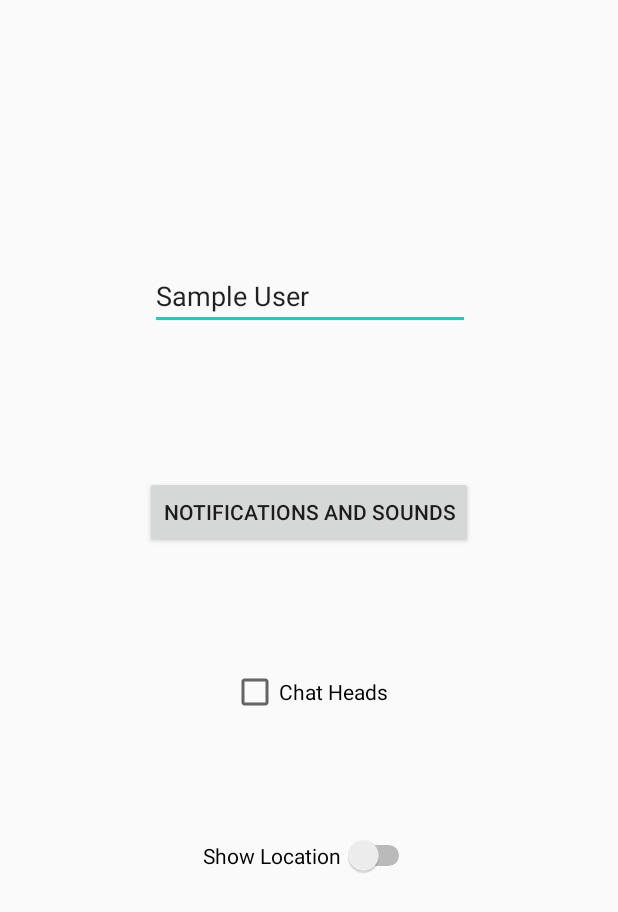
After one commit to Jeren-Mckey/Pento, an Android app: the SettingsActivity screen opened directly, with no data from a screen before it, on a phone screen of 412 x 824 dp. The commit adds this screen. Shown: the top 912 px of the screen. Run offline under Robolectric (Android 15) with nearby library versions, the phone set to English and light mode, and no system bars.

Commit message:
Initial Settings Screen

```diff
--- a/PentoSource/app/src/main/AndroidManifest.xml
+++ b/PentoSource/app/src/main/AndroidManifest.xml
@@ -18,6 +18,12 @@
                 <category android:name="android.intent.category.LAUNCHER" />
             </intent-filter>
         </activity>
+
+        <activity
+            android:name=".SettingsActivity"
+            android:label="@string/app_name">
+        </activity>
+
     </application>
 
 </manifest>
--- /dev/null
+++ b/PentoSource/app/src/main/java/com/example/pento/SettingsActivity.java
@@ -0,0 +1,44 @@
+package com.example.pento;
+
+import android.app.Activity;
+import android.os.Bundle;
+import android.view.View;
+import android.widget.Button;
+import android.widget.CheckBox;
+import android.widget.Switch;
+import android.widget.Toast;
+
+public class SettingsActivity extends Activity {
+
+    @Override
+    public void onCreate(Bundle savedInstanceState) {
+        super.onCreate(savedInstanceState);
+        setContentView(R.layout.settings);
+
+        final Button notficationsAndSounds = findViewById(R.id.notificationsAndSounds);
+        final CheckBox chatHeads = findViewById(R.id.chatHeads);
+        final Switch showLocation = findViewById(R.id.showLocation);
+
+    }
+
+    public void notificationsAndSounds(View v){
+        if(v.getId() == R.id.notificationsAndSounds){
+            Toast.makeText(SettingsActivity.this, "Notifications and Settings Pressed", Toast.LENGTH_SHORT).show();
+        }
+    }
+    public void chatHeads(View v){
+        if(v.getId() == R.id.chatHeads){
+            boolean checked = ((CheckBox) v).isChecked();
+            if(checked) {
+                Toast.makeText(SettingsActivity.this, "Chat Heads toggled", Toast.LENGTH_SHORT).show();
+            }
+        }
+    }
+
+    public void showLocation(View v){
+        if(v.getId() == R.id.showLocation){
+            Toast.makeText(SettingsActivity.this, "Show Location toggled", Toast.LENGTH_SHORT).show();
+        }
+    }
+
+}
--- a/PentoSource/app/src/main/java/com/example/pento/ui/login/LoginActivity.java
+++ b/PentoSource/app/src/main/java/com/example/pento/ui/login/LoginActivity.java
@@ -5,6 +5,7 @@ import android.app.Activity;
 import androidx.lifecycle.Observer;
 import androidx.lifecycle.ViewModelProviders;
 
+import android.content.Intent;
 import android.os.Bundle;
 
 import androidx.annotation.Nullable;
@@ -23,6 +24,7 @@ import android.widget.TextView;
 import android.widget.Toast;
 
 import com.example.pento.R;
+import com.example.pento.SettingsActivity;
 import com.example.pento.ui.login.LoginViewModel;
 import com.example.pento.ui.login.LoginViewModelFactory;
 
@@ -115,6 +117,8 @@ public class LoginActivity extends AppCompatActivity {
                 loadingProgressBar.setVisibility(View.VISIBLE);
                 loginViewModel.login(usernameEditText.getText().toString(),
                         passwordEditText.getText().toString());
+                Intent i = new Intent(LoginActivity.this, SettingsActivity.class);
+                startActivity(i);
             }
         });
     }
--- a/PentoSource/app/src/main/java/com/example/pento/ui/login/LoginViewModel.java
+++ b/PentoSource/app/src/main/java/com/example/pento/ui/login/LoginViewModel.java
@@ -4,8 +4,11 @@ import androidx.lifecycle.LiveData;
 import androidx.lifecycle.MutableLiveData;
 import androidx.lifecycle.ViewModel;
 
+import android.app.Activity;
+import android.content.Intent;
 import android.util.Patterns;
 
+import com.example.pento.SettingsActivity;
 import com.example.pento.data.LoginRepository;
 import com.example.pento.data.Result;
 import com.example.pento.data.model.LoggedInUser;
--- /dev/null
+++ b/PentoSource/app/src/main/res/layout/settings.xml
@@ -0,0 +1,94 @@
+<?xml version="1.0" encoding="utf-8"?>
+<androidx.constraintlayout.widget.ConstraintLayout
+    xmlns:android="http://schemas.android.com/apk/res/android"
+    xmlns:app="http://schemas.android.com/apk/res-auto"
+    xmlns:tools="http://schemas.android.com/tools"
+    android:layout_width="match_parent"
+    android:layout_height="match_parent">
+
+    <ImageView
+        android:id="@+id/imageView"
+        android:layout_width="wrap_content"
+        android:layout_height="wrap_content"
+        android:layout_marginStart="135dp"
+        android:layout_marginLeft="135dp"
+        android:layout_marginTop="35dp"
+        android:layout_marginEnd="148dp"
+        android:layout_marginRight="148dp"
+        android:layout_marginBottom="10dp"
+        app:layout_constraintBottom_toTopOf="@+id/editTextTextPersonName"
+        app:layout_constraintEnd_toEndOf="parent"
+        app:layout_constraintStart_toStartOf="parent"
+        app:layout_constraintTop_toTopOf="parent"
+        tools:srcCompat="@tools:sample/avatars" />
+
+    <EditText
+        android:id="@+id/editTextTextPersonName"
+        android:layout_width="wrap_content"
+        android:layout_height="wrap_content"
+        android:layout_marginStart="100dp"
+        android:layout_marginLeft="100dp"
+        android:layout_marginTop="10dp"
+        android:layout_marginEnd="101dp"
+        android:layout_marginRight="101dp"
+        android:layout_marginBottom="31dp"
+        android:ems="10"
+        android:inputType="textPersonName"
+        android:text="Sample User"
+        app:layout_constraintBottom_toTopOf="@+id/notificationsAndSounds"
+        app:layout_constraintEnd_toEndOf="parent"
+        app:layout_constraintHorizontal_bias="0.0"
+        app:layout_constraintStart_toStartOf="parent"
+        app:layout_constraintTop_toBottomOf="@+id/imageView" />
+
+    <Button
+        android:id="@+id/notificationsAndSounds"
+        android:layout_width="wrap_content"
+        android:layout_height="wrap_content"
+        android:layout_marginStart="98dp"
+        android:layout_marginLeft="98dp"
+        android:layout_marginTop="6dp"
+        android:layout_marginEnd="98dp"
+        android:layout_marginRight="98dp"
+        android:layout_marginBottom="10dp"
+        android:onClick="notificationsAndSounds"
+        android:text="Notifications and Sounds"
+        app:layout_constraintBottom_toTopOf="@+id/chatHeads"
+        app:layout_constraintEnd_toEndOf="parent"
+        app:layout_constraintStart_toStartOf="parent"
+        app:layout_constraintTop_toBottomOf="@+id/editTextTextPersonName" />
+
+    <CheckBox
+        android:id="@+id/chatHeads"
+        android:layout_width="wrap_content"
+        android:layout_height="wrap_content"
+        android:layout_marginStart="153dp"
+        android:layout_marginLeft="153dp"
+        android:layout_marginTop="10dp"
+        android:layout_marginEnd="153dp"
+        android:layout_marginRight="153dp"
+        android:layout_marginBottom="10dp"
+        android:checked="false"
+        android:text="Chat Heads"
+        app:layout_constraintBottom_toTopOf="@+id/showLocation"
+        app:layout_constraintEnd_toEndOf="parent"
+        app:layout_constraintStart_toStartOf="parent"
+        app:layout_constraintTop_toBottomOf="@+id/notificationsAndSounds" />
+
+    <Switch
+        android:id="@+id/showLocation"
+        android:layout_width="141dp"
+        android:layout_height="26dp"
+        android:layout_marginStart="135dp"
+        android:layout_marginLeft="135dp"
+        android:layout_marginTop="10dp"
+        android:layout_marginEnd="135dp"
+        android:layout_marginRight="135dp"
+        android:layout_marginBottom="180dp"
+        android:text="Show Location"
+        app:layout_constraintBottom_toBottomOf="parent"
+        app:layout_constraintEnd_toEndOf="parent"
+        app:layout_constraintStart_toStartOf="parent"
+        app:layout_constraintTop_toBottomOf="@+id/chatHeads" />
+
+</androidx.constraintlayout.widget.ConstraintLayout>
```
